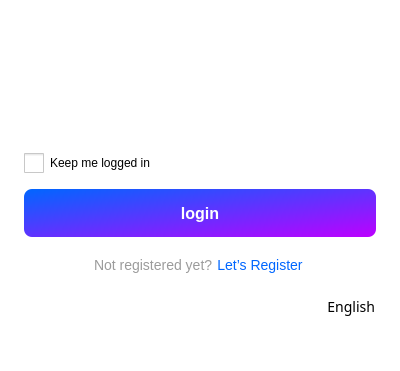
Old version of the form ui/login.ui in the repository yechaoGitHub/AI; both pictures show x 0 to 400 and y 269 to 640 of the 400 by 640 pixel window.
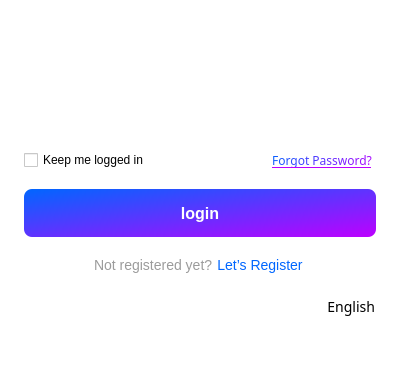
New version of the form. Icons and pictures are not drawn. Custom widgets are drawn as their Qt base class.

Patch:
```diff
--- a/ui/login.ui
+++ b/ui/login.ui
@@ -157,9 +157,18 @@
     </widget>
    </item>
    <item>
+    <layout class="QHBoxLayout" name="horizontalLayout_2">
+     <property name="spacing">
+      <number>0</number>
+     </property>
+     <property name="topMargin">
+      <number>0</number>
+     </property>
+     <item>
     <widget class="QCheckBox" name="cbKeepLogin">
      <property name="styleSheet">
-      <string notr="true">QCheckBox::indicator {width: 20px; height: 20px;}
+        <string notr="true">font-size:12px;
+QCheckBox::indicator {width: 20px; height: 20px;}
 QCheckBox::indicator:unchecked {background-image: url(:/QtTest/icon/check_sel.png);}
 QCheckBox::indicator:checked {background-image: url(:/QtTest/icon/chebox_select.png);}
 </string>
@@ -168,6 +177,49 @@
       <string>Keep me logged in</string>
      </property>
     </widget>
+     </item>
+     <item>
+      <spacer name="horizontalSpacer_4">
+       <property name="orientation">
+        <enum>Qt::Horizontal</enum>
+       </property>
+       <property name="sizeHint" stdset="0">
+        <size>
+         <width>40</width>
+         <height>20</height>
+        </size>
+       </property>
+      </spacer>
+     </item>
+     <item>
+      <widget class="QPushButton" name="pbForgotPassword">
+       <property name="font">
+        <font>
+         <family>微软雅黑</family>
+         <pointsize>-1</pointsize>
+         <italic>false</italic>
+         <bold>false</bold>
+         <underline>true</underline>
+        </font>
+       </property>
+       <property name="cursor">
+        <cursorShape>PointingHandCursor</cursorShape>
+       </property>
+       <property name="styleSheet">
+        <string notr="true">font-size: 12px;
+font-style: normal;
+font-weight: 400;
+color:qlineargradient(spread:pad,x1:0, y1:0, x2 :113, y2:24, stop :0 #0066FF, stop:1 #BD00FF);</string>
+       </property>
+       <property name="text">
+        <string>Forgot Password?</string>
+       </property>
+       <property name="flat">
+        <bool>true</bool>
+       </property>
+      </widget>
+     </item>
+    </layout>
    </item>
    <item>
     <widget class="QPushButton" name="loginBtn">
```
Lines whose indentation alone changed are shown as unchanged.
